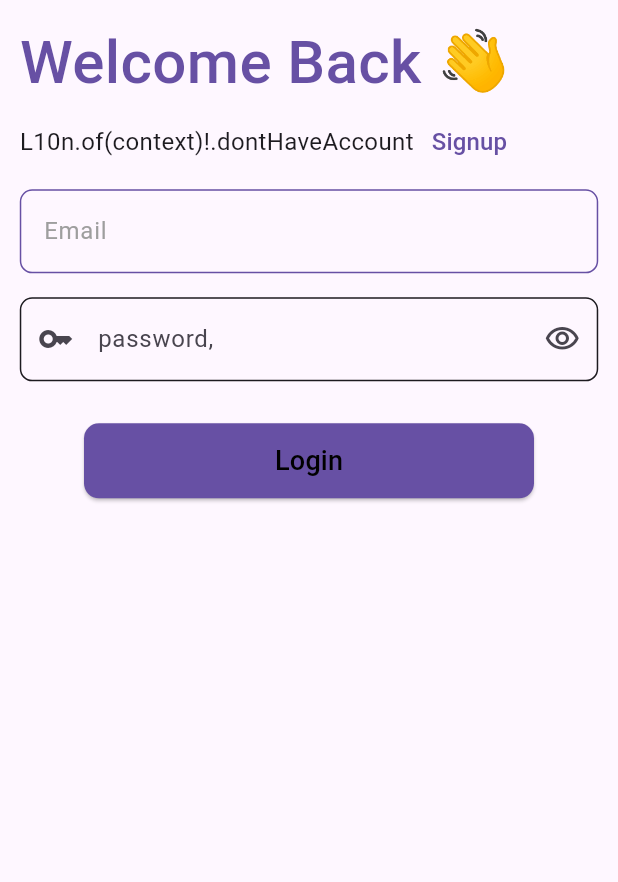
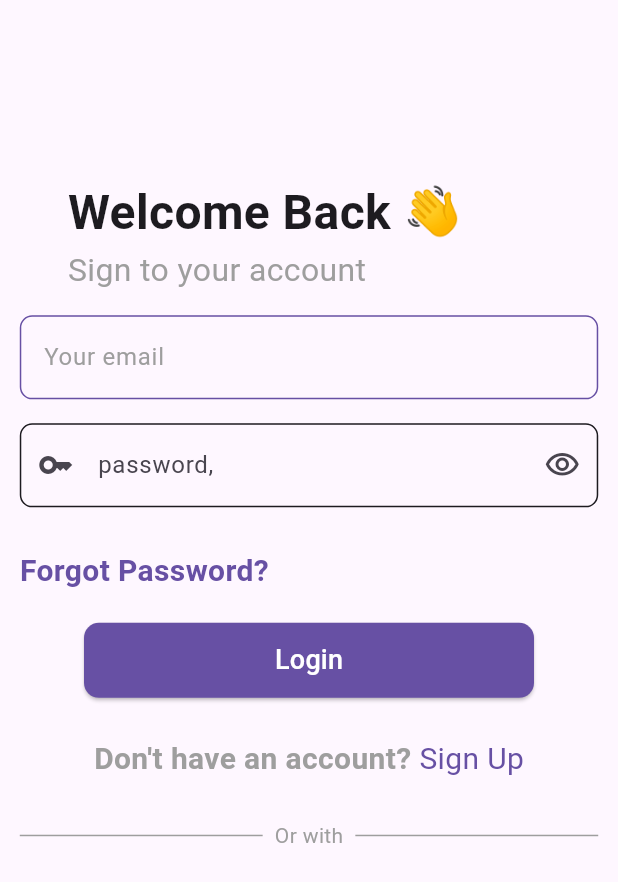
Before and after one commit to NurhayatYurtaslan/bazar_books_mobile_app, a Flutter app: the screen it shows after launch, on a phone screen of 412 x 824 dp. Shown: the top 882 px of the screen. Run offline on Flutter 3.47's test engine with Material 3 defaults, Android fonts, the phone set to English and light mode, and no system bars; our stand-ins replace auto_route, bloc, cloud_firestore, dots_indicator, firebase_auth, firebase_core and 3 more; accounts and stored records are empty.

Commit message:
update 🆕 : widget

```diff
--- a/lib/app/views/view_signin/signin_view.dart
+++ b/lib/app/views/view_signin/signin_view.dart
@@ -7,9 +7,9 @@ import 'package:bazar_books_mobile_app/core/extensions/context_extension.dart';
 import 'package:bazar_books_mobile_app/core/widgets/custom_button_widget.dart';
 import 'package:bazar_books_mobile_app/core/widgets/custom_password_widget.dart';
 import 'package:bazar_books_mobile_app/core/widgets/custom_text_widget.dart';
+import 'package:bazar_books_mobile_app/core/widgets/signin_and_signup_text_widget.dart';
 import 'package:flutter/material.dart';
 import 'package:flutter_bloc/flutter_bloc.dart';
-
 
 @RoutePage()
 class SignInView extends StatelessWidget {
@@ -17,8 +17,10 @@ class SignInView extends StatelessWidget {
 
   @override
   Widget build(BuildContext context) {
-    return BlocProvider(create: (context) => SigninViewModel(),
-    child: BlocBuilder<SigninViewModel, SigninState>(builder: (context,state){
+    return BlocProvider(
+      create: (context) => SigninViewModel(),
+      child:
+          BlocBuilder<SigninViewModel, SigninState>(builder: (context, state) {
         return Scaffold(
             body: SafeArea(
           child: Padding(
@@ -27,47 +29,59 @@ class SignInView extends StatelessWidget {
               child: Column(
                 crossAxisAlignment: CrossAxisAlignment.start,
                 children: [
-              Text('Welcome Back 👋',
-                  style: TextStyle(color: Theme.of(context).primaryColor, fontSize: 40, fontWeight: FontWeight.w500)),
-              Row(
-                      children: [
-                        const Text('L10n.of(context)!.dontHaveAccount',
-                            style: TextStyle(fontSize: 16)),
-                        TextButton(
-                            onPressed: () =>context.router.push(OnboardingViewRoute()),
-                            child: Text(
-                              'Signup',
-                              style:  TextStyle(
-                                      color:Theme.of(context).primaryColor, fontSize: 16),
-                            ))
-                      ],
+                  SizedBox(
+                    height: context.mediumValue * 3,
+                  ),
+                  const SigninAndSignupTextWidget(
+                    headerText: 'Welcome Back 👋',
+                    text: 'Sign to your account',
                   ),
                   SizedBox(
-                height: context.height * .6,
-                child: Column(
-
+                    height: context.lowValue,
+                  ),
+                  Column(
+                    mainAxisAlignment: MainAxisAlignment.center,
                     children: [
                       CustomTextInput(
-                      label: 'Email',
-                      icon: const Icon(Icons.email_outlined),
-                      controller: context.read<SigninViewModel>().emailController,
+                        label: 'Your email',
+                        controller:
+                            context.read<SigninViewModel>().emailController,
                         keyboardType: TextInputType.emailAddress,
                         validator: (value) {
                           if (!RegExp(r'\S+@\S+\.\S+').hasMatch(value!)) {
                             return 'validEmailMessage';
                           }
-
                           return null;
                         },
                       ),
                       CustomPasswordTextField(
-                      controller: context.read<SigninViewModel>().passwordController,
+                        controller:
+                            context.read<SigninViewModel>().passwordController,
                         validator: (value) {
-                          if (!RegExp(r"^(?=.*[A-Za-z])(?=.*\d)(?=.*[@$!%*#?&])[A-Za-z\d@$!%*#?&]{8,}$").hasMatch(value!)) {
+                          if (!RegExp(
+                                  r"^(?=.*[A-Za-z])(?=.*\d)(?=.*[@$!%*#?&])[A-Za-z\d@$!%*#?&]{8,}$")
+                              .hasMatch(value!)) {
                             return 'Error';
                           }
                           return null;
                         },
+                      ),
+                      const SizedBox(
+                        height: 20,
+                      ),
+                      Container(
+                        alignment: Alignment.centerLeft,
+                        child: InkWell(
+                          onTap: () =>
+                              context.router.push(OnboardingViewRoute()),
+                          child: Text(
+                            "Forgot Password?",
+                            style: TextStyle(
+                                fontWeight: FontWeight.bold,
+                                fontSize: 20,
+                                color: Theme.of(context).primaryColor),
+                          ),
+                        ),
                       ),
                       const SizedBox(
                         height: 20,
@@ -78,11 +92,61 @@ class SignInView extends StatelessWidget {
                               .read<SigninViewModel>()
                               .add(SigninInitialEvent(context));
                         },
-                      buttonText: 'Login', buttonBgColor: Theme.of(context).primaryColor, buttonTextColor: Colors.black,
+                        buttonText: 'Login',
+                        buttonBgColor: Theme.of(context).primaryColor,
+                        buttonTextColor: Colors.white,
                       ),
-
+                      SizedBox(
+                        height: context.mediumValue,
+                      ),
+                      Row(
+                        mainAxisSize: MainAxisSize.min,
+                        children: [
+                          const Text(
+                            "Don't have an account? ",
+                            style: TextStyle(
+                                fontSize: 20,
+                                color: Colors.grey,
+                                fontWeight: FontWeight.bold),
+                          ),
+                          InkWell(
+                              onTap: () =>
+                                  context.router.push(OnboardingViewRoute()),
+                              child: Text(
+                                'Sign Up',
+                                style: TextStyle(
+                                    color: Theme.of(context).primaryColor,
+                                    fontSize: 20),
+                              )),
                         ],
                       ),
+                      SizedBox(
+                        height: context.mediumValue,
+                      ),
+                      const Row(
+                        children: [
+                          Expanded(
+                            child: Divider(
+                              color: Colors.grey,
+                              thickness: 1,
+                            ),
+                          ),
+                          Padding(
+                            padding: EdgeInsets.symmetric(horizontal: 8.0),
+                            child: Text(
+                              'Or with',
+                              style: TextStyle(color: Colors.grey),
+                            ),
+                          ),
+                          Expanded(
+                            child: Divider(
+                              color: Colors.grey,
+                              thickness: 1,
+                            ),
+                          ),
+                        ],
+                      )
+                    ],
                   )
                 ],
               ),
```
Lines whose indentation alone changed are shown as unchanged.
